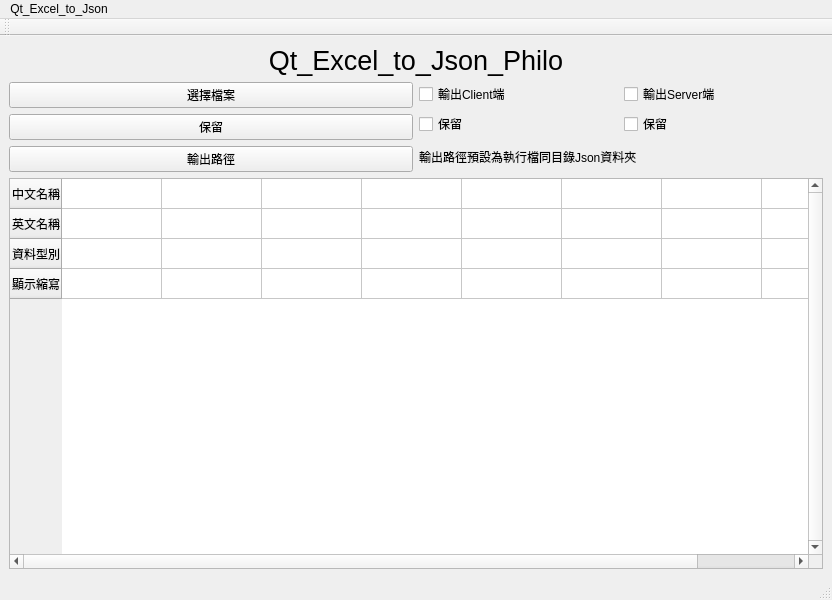
Old version of the form ExcelToJson/mainwindow.ui in the repository philo-wu/Philo_Game.
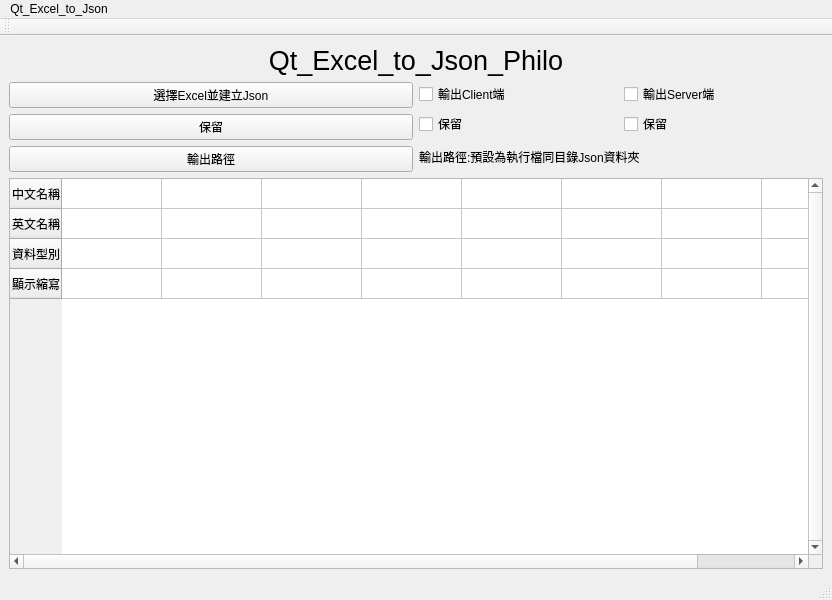
New version of the form.

Commit message: UI畫面文字修正

```diff
--- a/ExcelToJson/mainwindow.ui
+++ b/ExcelToJson/mainwindow.ui
@@ -56,7 +56,7 @@
         <item>
          <widget class="QPushButton" name="pushButton_select">
           <property name="text">
-           <string>選擇檔案</string>
+           <string>選擇Excel並建立Json</string>
           </property>
          </widget>
         </item>
@@ -117,7 +117,7 @@
         <item>
          <widget class="QLabel" name="label_out_folderPath">
           <property name="text">
-           <string>輸出路徑預設為執行檔同目錄Json資料夾</string>
+           <string>輸出路徑:預設為執行檔同目錄Json資料夾</string>
           </property>
          </widget>
         </item>
```
The commit also changes 1 other file.
